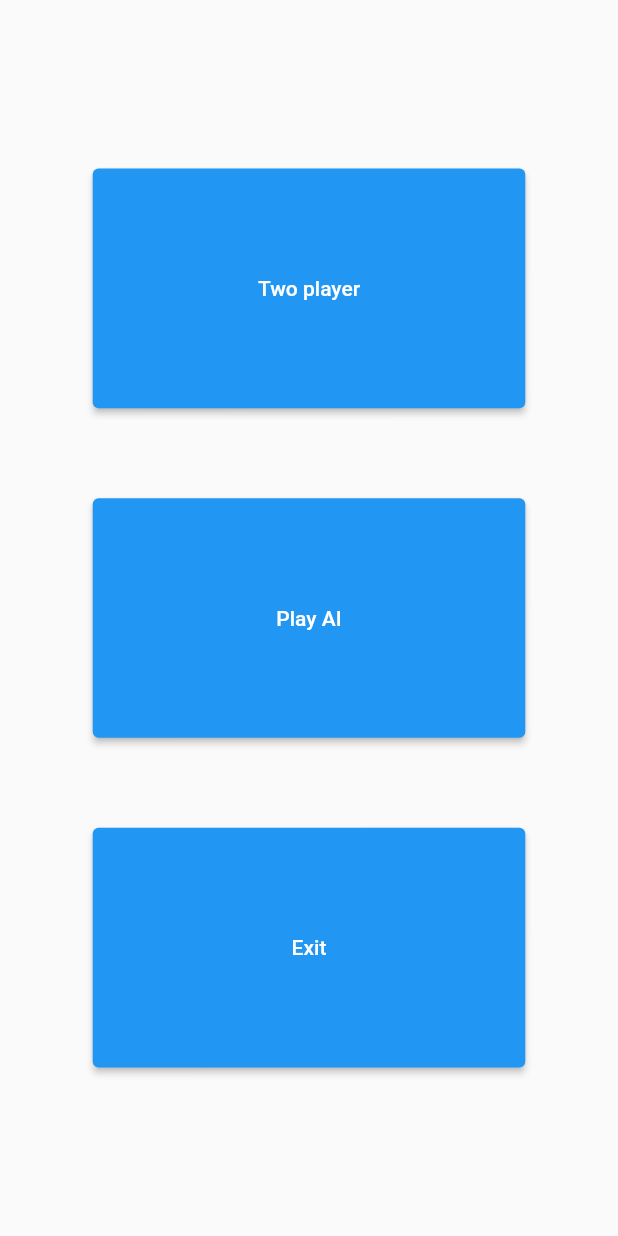
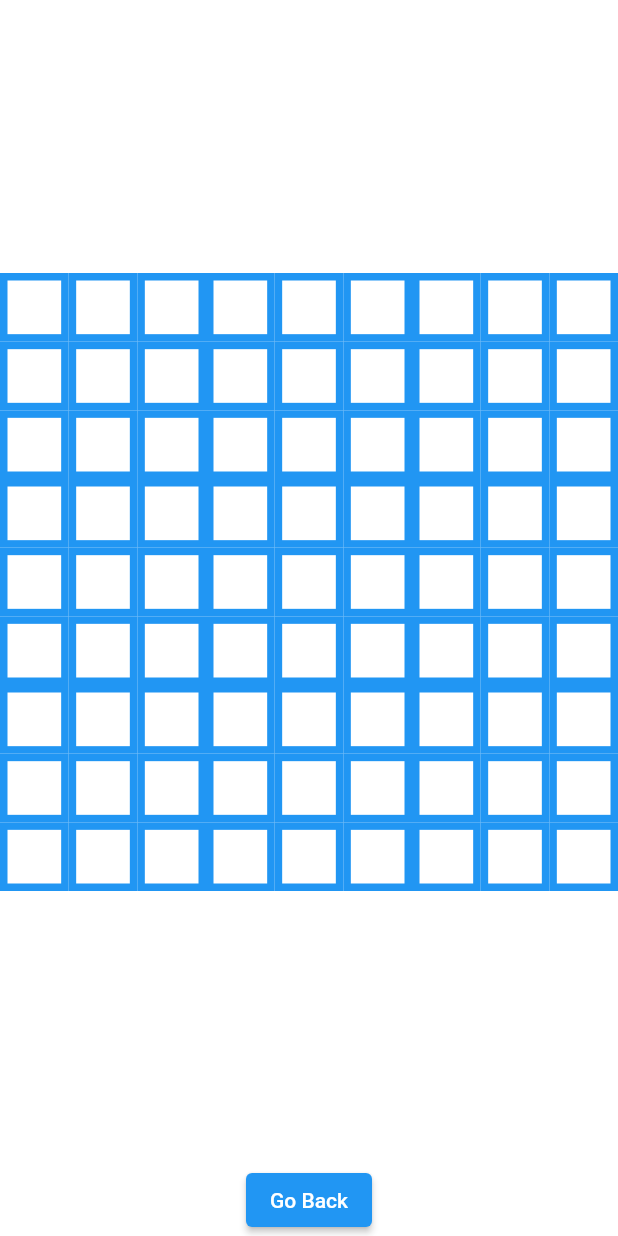
Before and after one commit to Robertleoj/FlutterUltimateTicTacToe, a Flutter app: the screen it shows after launch, after a tap on "Two player", on a phone screen of 412 x 824 dp. Run offline on Flutter 3.47's test engine with Material 2 defaults, Android fonts, the phone set to English and light mode, and no system bars.

Commit message:
build grid

```diff
--- /dev/null
+++ b/lib/game.dart
@@ -0,0 +1,113 @@
+
+
+import "package:flutter/material.dart";
+
+class GameMain extends StatelessWidget {
+  const GameMain({Key? key}) : super(key: key);
+
+  @override
+  Widget build(BuildContext context) {
+    return const Scaffold(
+      body: SafeArea(
+        child: Game()
+      )
+    );
+  }
+}
+
+class Game extends StatelessWidget {
+  const Game({Key? key}) : super(key: key);
+
+  @override
+  Widget build(BuildContext context) {
+    return Center(
+      child: Column(
+        // crossAxisAlignment: CrossAxisAlignment.center,
+        mainAxisAlignment: MainAxisAlignment.spaceEvenly,
+        children: [
+          const BoardContainer(),
+          ElevatedButton(
+            onPressed: () => {Navigator.pop(context)},
+            child: Text("Go Back")
+          )
+        ],
+      )
+    );
+  }
+}
+
+class BoardContainer extends StatelessWidget {
+  const BoardContainer({Key? key}) : super(key: key);
+
+  @override
+  Widget build(BuildContext context) {
+    return const Expanded(
+      child: Center(
+        child: AspectRatio(
+          aspectRatio: 1.0,
+          child: Board()
+        )
+      )
+    );
+  }
+}
+
+class Board extends StatefulWidget {
+  const Board({Key? key}) : super(key: key);
+
+  @override
+  State<Board> createState() => _BoardState();
+}
+
+class _BoardState extends State<Board> {
+
+  double? size;
+
+
+  Iterable<int> range(int n) sync*{
+    for(int i = 0; i < n; i++){
+      yield i;
+    }
+  }
+
+  Widget _buildCell(r1, c1, r2, c2){
+    return Container(
+      decoration: BoxDecoration(
+        border: Border.all(width: 5,color: Colors.blue),
+        color: Colors.white
+      ),
+    );
+  }
+
+  Widget _buildSmallBoardRow(r1, c1, r2){
+    return Row(
+      mainAxisSize: MainAxisSize.max,
+      children: [for(int c2 in range(3)) Expanded(child:_buildCell(r1, c1, r2, c2))]
+    );
+  }
+
+  Widget _buildSmallBoard(r1, c1){
+    return
+      Column(
+        mainAxisSize: MainAxisSize.max,
+        children: [for(int r2 in range(3)) Expanded(child:_buildSmallBoardRow(r1, c1, r2))]
+      );
+  }
+
+  Widget _buildRow(int r1){
+    return
+      Row(
+        mainAxisSize: MainAxisSize.max,
+        children:[for(int c1 in range(3)) Expanded(child:_buildSmallBoard(r1, c1))]
+      );
+  }
+
+  @override
+  Widget build(BuildContext context) {
+    size = MediaQuery.of(context).size.width;
+    return Column(
+      mainAxisSize: MainAxisSize.max,
+      children: [for(int r1 in range(3)) Expanded(child:_buildRow(r1))]
+    );
+  }
+}
--- /dev/null
+++ b/lib/home_menu.dart
@@ -0,0 +1,72 @@
+
+import "package:flutter/material.dart";
+import 'package:flutter/services.dart';
+import "game.dart" as game;
+
+
+
+class Home extends StatelessWidget {
+  const Home({Key? key}) : super(key: key);
+
+  navigateToGame(BuildContext context){
+    Navigator.push(context, MaterialPageRoute(
+        builder: (BuildContext context) {
+          return game.Game();
+        }
+      )
+    );
+  }
+
+  @override
+  Widget build(BuildContext context){
+    return Center(
+        child: FractionallySizedBox(
+          heightFactor: 0.8,
+          child: Column(
+            children: [
+              MenuButton(
+                onClick: (BuildContext context){navigateToGame(context);},
+                text:'Two player'
+              ),
+              MenuButton(
+                onClick: (BuildContext context){print("AI clicked");},
+                text: 'Play AI'
+              ),
+              MenuButton(
+                onClick: (BuildContext context){SystemNavigator.pop();},
+                text: 'Exit'
+              )
+            ]
+          )
+        )
+    );
+  }
+}
+
+class MenuButton extends StatelessWidget {
+
+  final String text;
+  final Function onClick;
+
+  const MenuButton({required this.onClick, required this.text,super.key});
+
+
+  @override
+  Widget build(BuildContext context){
+    return Expanded(
+      child: Container(
+        padding: EdgeInsets.symmetric(vertical: 50),
+        child: FractionallySizedBox(
+          widthFactor: 0.7,
+          child: ElevatedButton(
+            onPressed: () {
+              onClick(context);
+              print("clicked $text");
+            },
+            child: Text(text)
+          )
+        )
+      )
+    );
+  }
+}
--- a/lib/main.dart
+++ b/lib/main.dart
@@ -1,7 +1,13 @@
 import 'package:flutter/material.dart';
+import "home_menu.dart" as home;
 
 void main() {
   runApp(const App());
+}
+
+enum MenuState{
+  home,
+  game
 }
 
 class App extends StatelessWidget {
@@ -12,50 +18,9 @@ class App extends StatelessWidget {
   Widget build(BuildContext context) {
     return const MaterialApp(
       title: 'Ultimate Tic Tac Toe',
-      home: SafeArea(
-        child: Home()
-      )
-    );
-  }
-}
-
-
-class Home extends StatelessWidget {
-  const Home({Key? key}) : super(key: key);
-
-  @override
-  Widget build(BuildContext context){
-    return Material(
-        child: FractionallySizedBox(
-          heightFactor: 0.8,
-          child: Column(
-            children: const [
-              MenuButton('Two player'),
-              MenuButton('Play AI'),
-              MenuButton('Exit')
-            ]
-          )
-        )
-    );
-  }
-}
-
-class MenuButton extends StatelessWidget {
-
-  final String text;
-  const MenuButton(this.text,{super.key});
-
-  @override
-  Widget build(BuildContext context){
-    return Expanded(
-      child: Container(
-        padding: EdgeInsets.symmetric(vertical: 30),
-        child: FractionallySizedBox(
-          widthFactor: 0.7,
-          child: ElevatedButton(
-            onPressed: () {},
-            child: Text(text)
-          )
+      home: Scaffold(
+        body: SafeArea(
+          child: home.Home(),
         )
       )
     );
```
